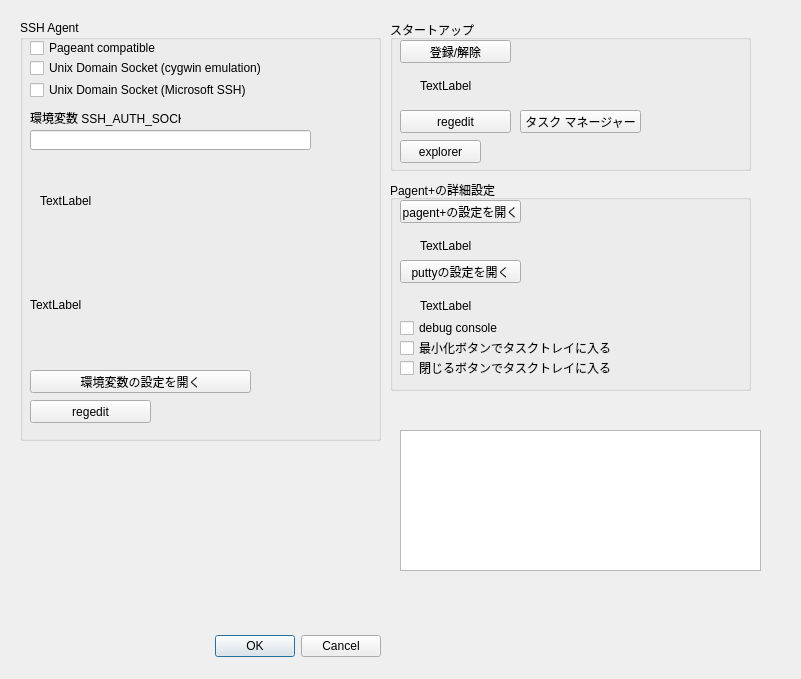
Before: the Qt Designer form settingdlg.ui in zmatsuo/pageant-, drawn with Qt 5.
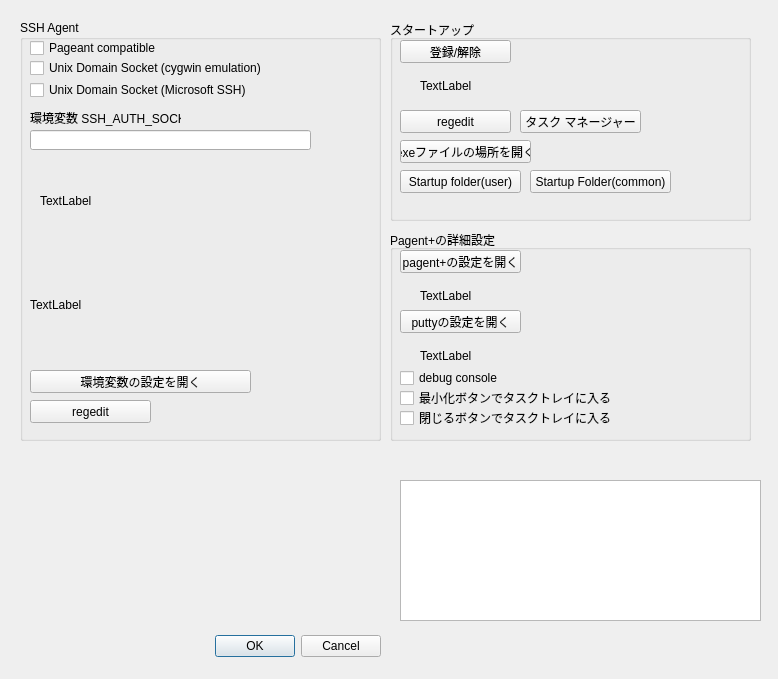
After: the same form once the commit is applied.

Commit message: iniファイルのI/OをQSettingsからWindows APIに変更

Patch:
```diff
--- a/settingdlg.ui
+++ b/settingdlg.ui
@@ -6,7 +6,7 @@
    <rect>
     <x>0</x>
     <y>0</y>
-    <width>801</width>
+    <width>778</width>
     <height>679</height>
    </rect>
   </property>
@@ -33,7 +33,7 @@
    <property name="geometry">
     <rect>
      <x>400</x>
-     <y>430</y>
+     <y>480</y>
      <width>361</width>
      <height>141</height>
     </rect>
@@ -48,7 +48,7 @@
      <x>390</x>
      <y>20</y>
      <width>361</width>
-     <height>151</height>
+     <height>201</height>
     </rect>
    </property>
    <property name="title">
@@ -117,12 +117,38 @@
      <rect>
       <x>10</x>
       <y>120</y>
-      <width>81</width>
+      <width>131</width>
       <height>23</height>
      </rect>
     </property>
     <property name="text">
-     <string>explorer</string>
+     <string>exeファイルの場所を開く</string>
+    </property>
+   </widget>
+   <widget class="QPushButton" name="pushButton_9">
+    <property name="geometry">
+     <rect>
+      <x>10</x>
+      <y>150</y>
+      <width>121</width>
+      <height>23</height>
+     </rect>
+    </property>
+    <property name="text">
+     <string>Startup folder(user)</string>
+    </property>
+   </widget>
+   <widget class="QPushButton" name="pushButton_10">
+    <property name="geometry">
+     <rect>
+      <x>140</x>
+      <y>150</y>
+      <width>141</width>
+      <height>23</height>
+     </rect>
+    </property>
+    <property name="text">
+     <string>Startup Folder(common)</string>
     </property>
    </widget>
   </widget>
@@ -263,7 +289,7 @@
    <property name="geometry">
     <rect>
      <x>390</x>
-     <y>180</y>
+     <y>230</y>
      <width>361</width>
      <height>211</height>
     </rect>
```
The commit also changes 12 other files.
